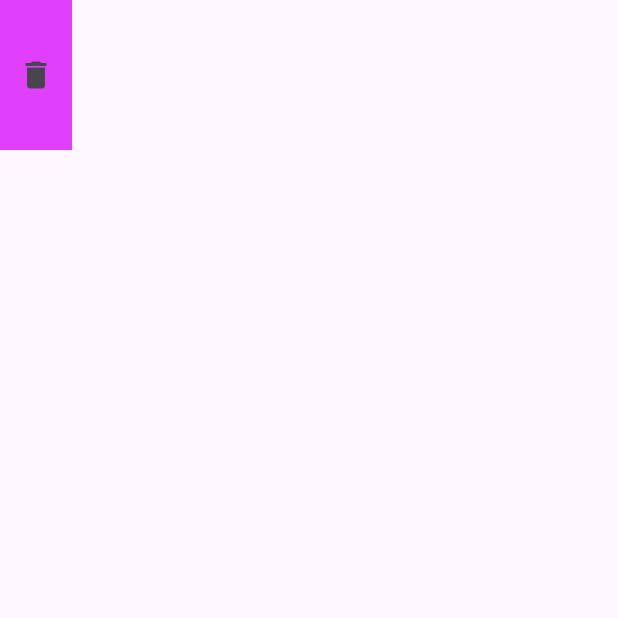
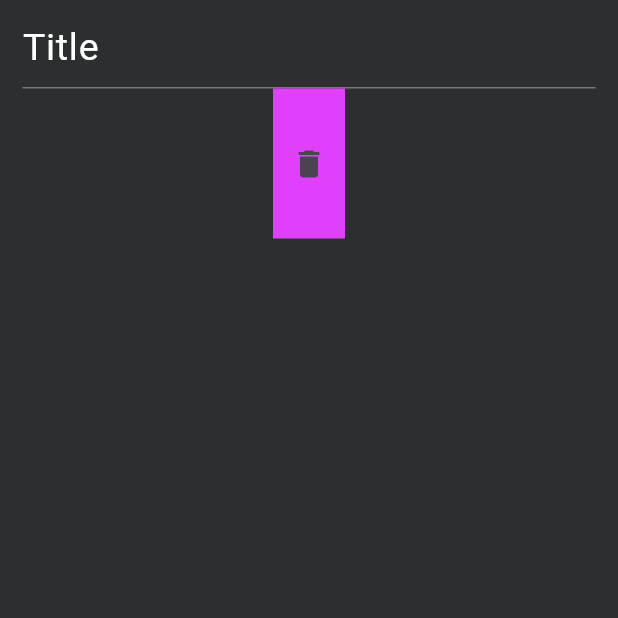
Before and after one commit to GyldenReven/Ametask, a Flutter app: the screen it shows after launch, after a tap on the "add" icon, after a tap on "Title", on a phone screen of 412 x 824 dp, the top half of it. Run offline on Flutter 3.47's test engine with Material 3 defaults, Android fonts, the phone set to English and light mode, and no system bars; our stand-ins replace sqflite; accounts and stored records are empty.

Commit message:
title dans détail

```diff
--- a/lib/pages/home/widgets/search.dart
+++ b/lib/pages/home/widgets/search.dart
@@ -58,7 +58,7 @@ class Search extends StatelessWidget {
                 child: const Icon(
                   Icons.manage_search,
                   color: Colors.white,
-                  size: 25,
+                  size: 30,
                 ),
               ),
             )
--- a/lib/pages/home/widgets/tasklists_list.dart
+++ b/lib/pages/home/widgets/tasklists_list.dart
@@ -100,8 +100,8 @@ class _TasklistListsState extends State<TasklistLists> {
             itemCount: tasklists.length,
           ),
           Positioned(
-            bottom: 5,
-            right: 0,
+            bottom: 15,
+            right: 15,
             child: Container(
               decoration: BoxDecoration(
                 borderRadius: BorderRadius.circular(15),
--- a/lib/pages/tasklist_detail/tasklist_detail.dart
+++ b/lib/pages/tasklist_detail/tasklist_detail.dart
@@ -1,8 +1,6 @@
 import 'package:ametask/models/tasklists_model.dart';
 import 'package:flutter/material.dart';
 import 'package:ametask/db/database.dart';
-import 'package:path/path.dart';
-import 'package:ametask/pages/home/widgets/tasklists_list.dart';
 
 class DetailTasklist extends StatefulWidget {
   final int tasklistId;
@@ -40,12 +38,33 @@ class _DetailTasklistState extends State<DetailTasklist> {
   @override
   Widget build(BuildContext context) {
     return Scaffold(
-      body: Container(
-        height: 100,
-        color: Colors.purpleAccent,
-        child: deleteButton(context),
-        ),
-      );
+      backgroundColor: Color(0xFF2D2E2F),
+      body: isLoading
+          ? const Center(child: CircularProgressIndicator())
+          : Column(
+              children: [
+                Container(
+                  padding: EdgeInsets.only(
+                      top: MediaQuery.of(context).padding.top + 5,
+                      left: 15,
+                      right: 15,
+                      ),
+                  child: TextFormField(
+                    initialValue: tasklist.name,
+                    style: TextStyle(
+                      fontSize: 25,
+                      color: Color(0xFFFEFEFE),
+                    ),
+                  ),
+                ),
+                Container(
+                  height: 100,
+                  color: Colors.purpleAccent,
+                  child: deleteButton(context),
+                ),
+              ],
+            ),
+    );
   }
 
   Widget deleteButton(BuildContext context) => IconButton(
```
